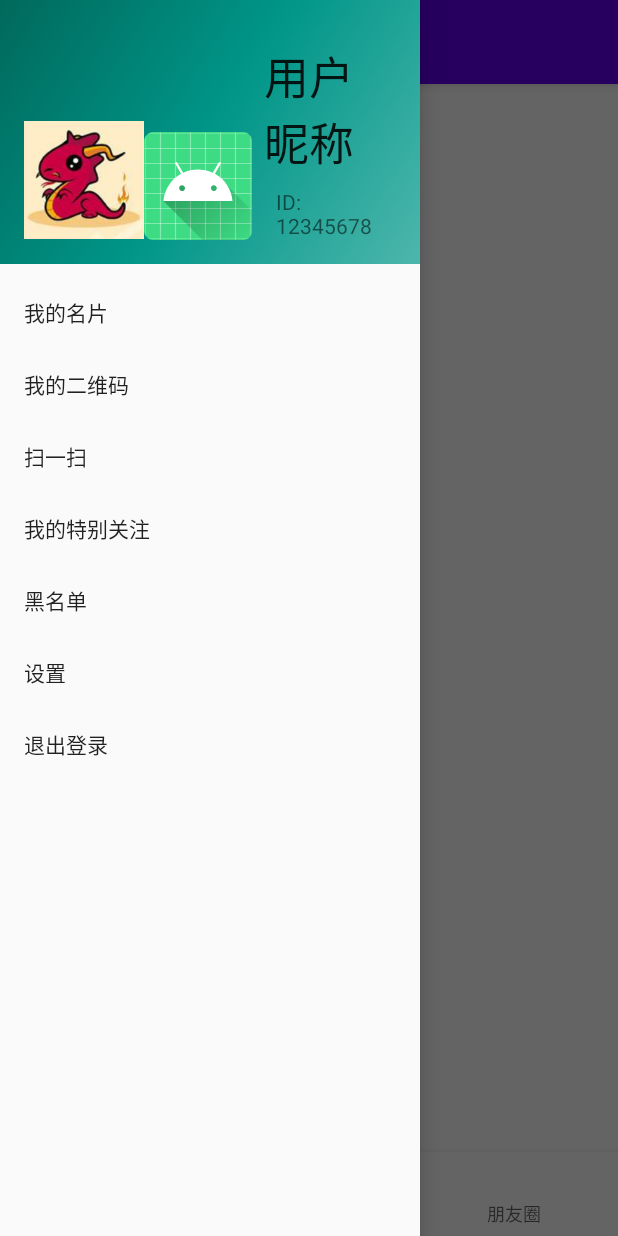
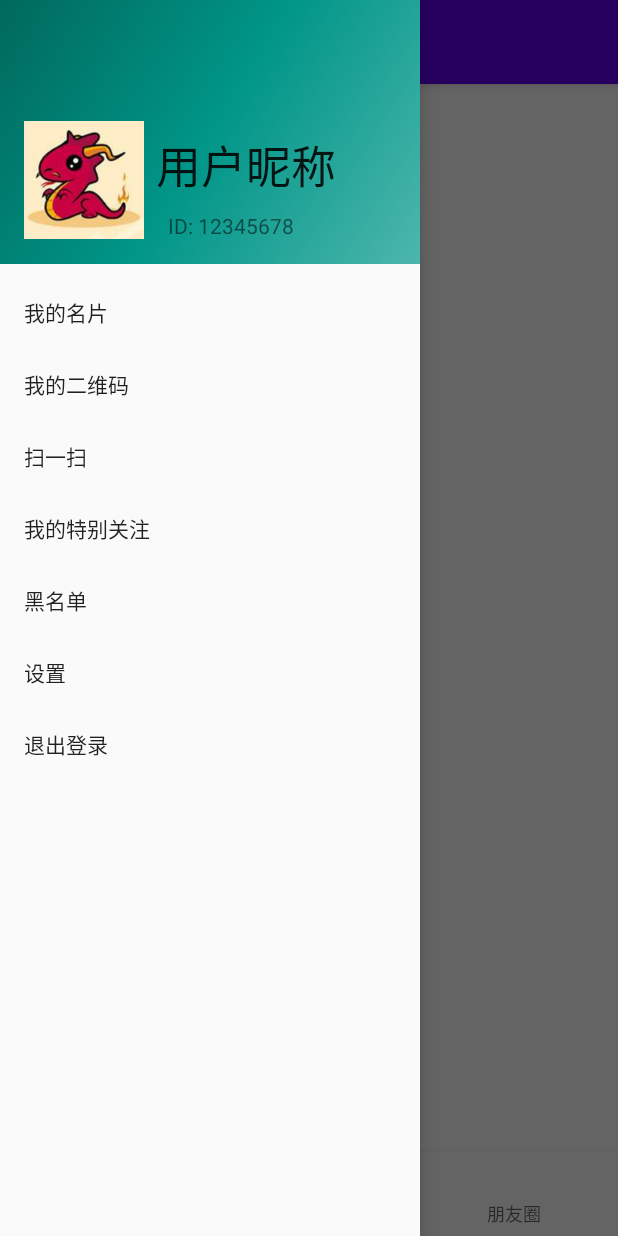
Before and after one commit to Fuzhuohang/WeTalk, an Android app: the screen it shows after launch (MainActivity), with the side drawer open, on a phone screen of 412 x 824 dp. Run offline under Robolectric (Android 15) with nearby library versions, the phone set to English and light mode, and no system bars; our stand-ins replace navigation-ui; libraries missing offline, so code that uses them is left out: com.facebook.drawee; plain views replace SimpleDraweeView; 1 statement that could not run was skipped.

Commit message:
更新布局

```diff
--- a/app/src/main/AndroidManifest.xml
+++ b/app/src/main/AndroidManifest.xml
@@ -13,9 +13,9 @@
         android:theme="@style/AppTheme">
         <activity android:name=".TestCircle">
             <intent-filter>
-                <action android:name="dvcvd" />
+                <action android:name="dvcvbfbfbd" />
 
-                <category android:name="vdvdvd" />
+                <category android:name="vdvdbgfbgbvd" />
             </intent-filter>
         </activity>
         <activity android:name=".MainActivity">
--- a/app/src/main/res/layout/nav_header_main.xml
+++ b/app/src/main/res/layout/nav_header_main.xml
@@ -28,13 +28,6 @@
             fresco:roundedCornerRadius="20dp"
             tools:src="@android:drawable/btn_star_big_on" />
 
-        <ImageView
-            android:id="@+id/headPortrait"
-            android:layout_width="wrap_content"
-            android:layout_height="wrap_content"
-            android:contentDescription="Navigation header"
-            app:srcCompat="@mipmap/ic_launcher_round" />
-
         <LinearLayout
             android:layout_width="match_parent"
             android:layout_height="match_parent"
```
